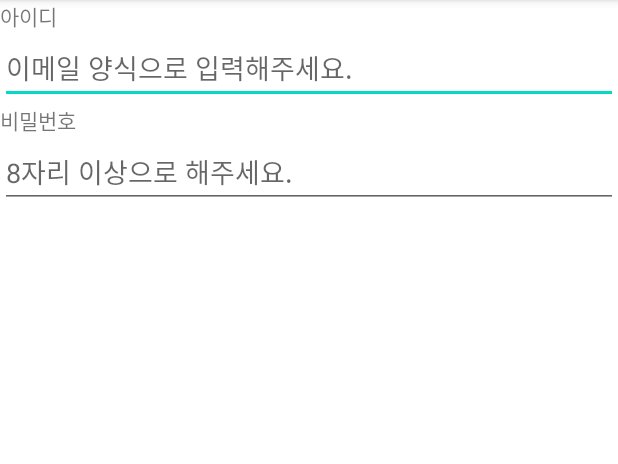
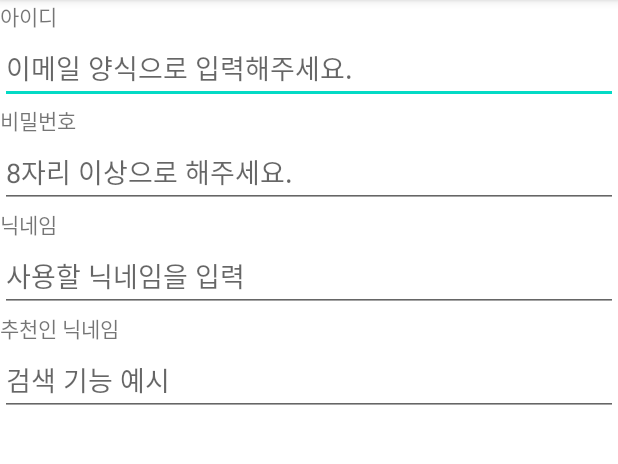
Before and after one commit to KIMHAUN/Practice_20201024, an Android app: the screen it shows after launch (MainActivity), on a phone screen of 412 x 824 dp, the part 84-548 px from its top. Run offline under Robolectric (Android 15) with nearby library versions, the phone set to English and light mode, and no system bars.

Commit message:
Edit Text 체험 마무리

```diff
--- a/app/src/main/res/layout/activity_main.xml
+++ b/app/src/main/res/layout/activity_main.xml
@@ -29,5 +29,26 @@
         android:inputType="textPassword"
         />
 
+    <TextView
+        android:layout_width="wrap_content"
+        android:layout_height="wrap_content"
+        android:text="닉네임"/>
+    <EditText
+        android:layout_width="match_parent"
+        android:layout_height="wrap_content"
+        android:singleLine="true"
+        android:hint="사용할 닉네임을 입력"/>
+
+    <TextView
+        android:layout_width="wrap_content"
+        android:layout_height="wrap_content"
+        android:text="추천인 닉네임"/>
+    <EditText
+        android:layout_width="match_parent"
+        android:layout_height="wrap_content"
+        android:hint="검색 기능 예시"
+        android:singleLine="true"
+        android:imeOptions="actionSearch"
+        />
 
 </LinearLayout>
```
